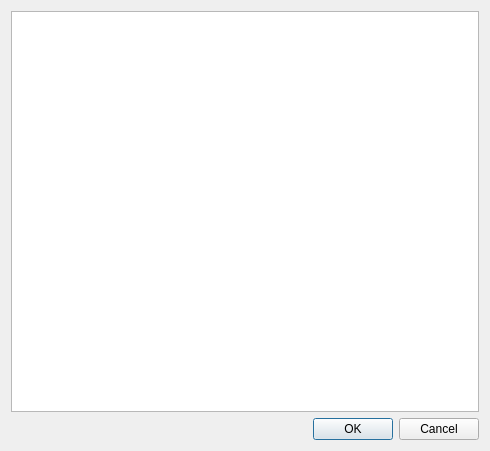
Before: the Qt Designer form SIM-VICUS/src/SVNetworkDialogSelectPipes.ui in ghorwin/SIM-VICUS, drawn with Qt 5.
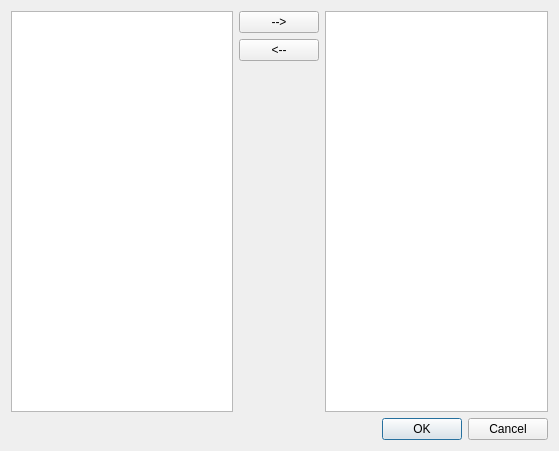
After: the same form once the commit is applied.

Commit message: implement dialog for selection of available pipes

What changed in the file:
```diff
--- a/SIM-VICUS/src/SVNetworkDialogSelectPipes.ui
+++ b/SIM-VICUS/src/SVNetworkDialogSelectPipes.ui
@@ -6,16 +6,54 @@
    <rect>
     <x>0</x>
     <y>0</y>
-    <width>490</width>
+    <width>559</width>
     <height>451</height>
    </rect>
   </property>
   <property name="windowTitle">
    <string>Dialog</string>
   </property>
-  <layout class="QVBoxLayout" name="verticalLayout">
+  <layout class="QVBoxLayout" name="verticalLayout_2">
    <item>
-    <widget class="QListWidget" name="listWidget"/>
+    <layout class="QHBoxLayout" name="horizontalLayout">
+     <item>
+      <widget class="QTableWidget" name="tableWidgetDatabase"/>
+     </item>
+     <item>
+      <layout class="QVBoxLayout" name="verticalLayout">
+       <item>
+        <widget class="QPushButton" name="pushButtonAdd">
+         <property name="text">
+          <string>--&gt;</string>
+         </property>
+        </widget>
+       </item>
+       <item>
+        <widget class="QPushButton" name="pushButtonRemove">
+         <property name="text">
+          <string>&lt;--</string>
+         </property>
+        </widget>
+       </item>
+       <item>
+        <spacer name="verticalSpacer">
+         <property name="orientation">
+          <enum>Qt::Vertical</enum>
+         </property>
+         <property name="sizeHint" stdset="0">
+          <size>
+           <width>20</width>
+           <height>40</height>
+          </size>
+         </property>
+        </spacer>
+       </item>
+      </layout>
+     </item>
+     <item>
+      <widget class="QTableWidget" name="tableWidgetNetwork"/>
+     </item>
+    </layout>
    </item>
    <item>
     <widget class="QDialogButtonBox" name="buttonBox">
```
The commit also changes 3 other files.
